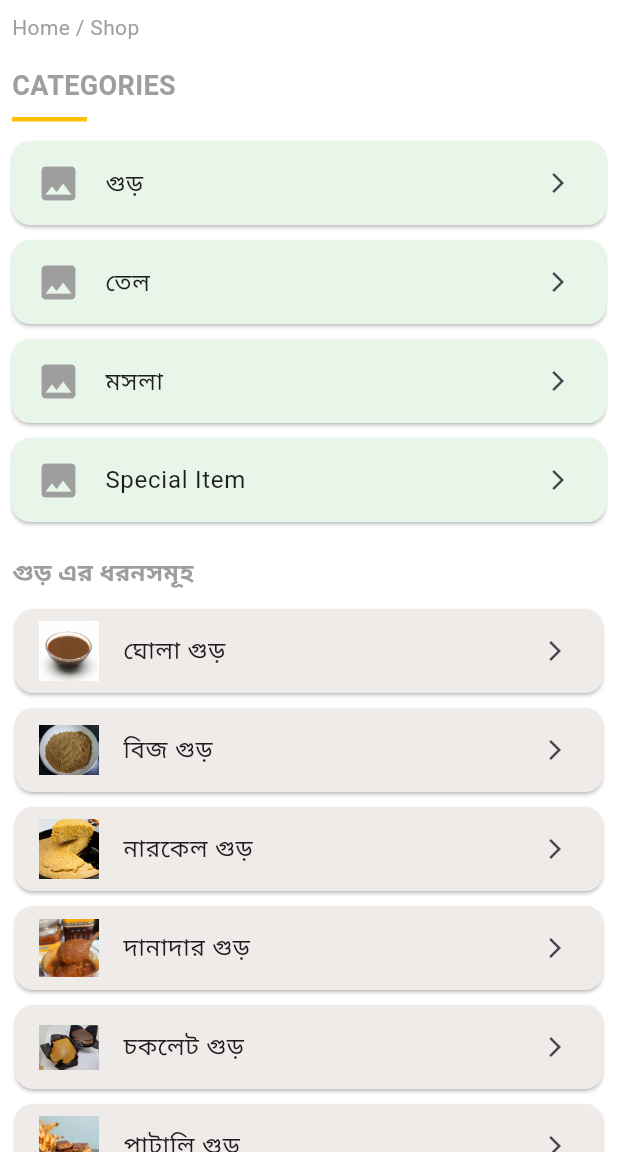
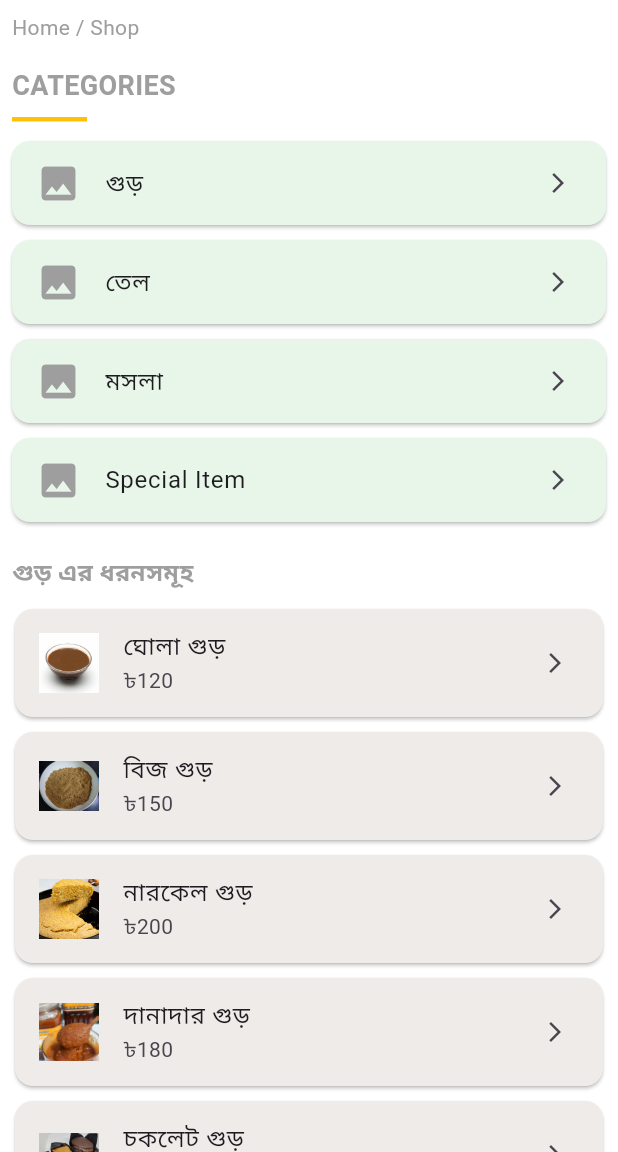
Before and after one commit to desh009/polli_e_commerce_app, a Flutter app: the CategoryScreen screen opened directly, after a tap on "গুড়", on a phone screen of 412 x 824 dp, the part 84-1236 px from its top. Run offline on Flutter 3.47's test engine with Material 3 defaults, Android fonts, the phone set to English and light mode, and no system bars; our stand-ins replace carousel_slider, get, shared_preferences; accounts and stored records are empty; network calls fail.

Commit message:
nothing to say

```diff
--- a/lib/core/screen/category_screen.dart
+++ b/lib/core/screen/category_screen.dart
@@ -3,7 +3,8 @@ import 'package:flutter/material.dart';
 class CategoryScreen extends StatefulWidget {
   final String? initialSelectedCategory; // initial category
 
-  const CategoryScreen({Key? key, this.initialSelectedCategory}) : super(key: key);
+  const CategoryScreen({Key? key, this.initialSelectedCategory})
+    : super(key: key);
 
   @override
   _CategoryScreenState createState() => _CategoryScreenState();
@@ -13,33 +14,78 @@ class _CategoryScreenState extends State<CategoryScreen> {
   final List<String> categories = ['গুড়', 'তেল', 'মসলা', 'Special Item'];
   String? selectedCategory;
 
-  final Map<String, String> gurOptionsWithImage = {
-    'ঘোলা গুড়': 'assets/images/8521_FLEUR_DE_TOFEEWEB.jpg',
-    'বিজ গুড়': 'assets/images/black-urad-laddu-recipe7-min.jpg',
-    'নারকেল গুড়': 'assets/images/vegan-skillet-cornbread-480x480.jpg',
-    'দানাদার গুড়': 'assets/images/_41_frd_1731470695.jpg',
-    'চকলেট গুড়': 'assets/images/Banoffee-Choc.jpg',
-    'পাটালি গুড়': 'assets/images/patali-gur-web.png',
+  final Map<String, Map<String, dynamic>> gurOptions = {
+    'ঘোলা গুড়': {
+      'image': 'assets/images/8521_FLEUR_DE_TOFEEWEB.jpg',
+      'price': 120,
+    },
+    'বিজ গুড়': {
+      'image': 'assets/images/black-urad-laddu-recipe7-min.jpg',
+      'price': 150,
+    },
+    'নারকেল গুড়': {
+      'image': 'assets/images/vegan-skillet-cornbread-480x480.jpg',
+      'price': 200,
+    },
+    'দানাদার গুড়': {
+      'image': 'assets/images/_41_frd_1731470695.jpg',
+      'price': 180,
+    },
+    'চকলেট গুড়': {'image': 'assets/images/Banoffee-Choc.jpg', 'price': 220},
+    'পাটালি গুড়': {'image': 'assets/images/patali-gur-web.png', 'price': 250},
   };
 
-  final Map<String, String> telOptionsWithImage = {
-    'নারকেল তেল': 'assets/images/1731220762-f64714028e196b87c87dbde76bcdeb59.jpg',
-    'সরিষা তেল': 'assets/images/80.jpg',
+  final Map<String, Map<String, dynamic>> telOptionsWithImage = {
+    'নারকেল তেল': {
+      'image': 'assets/images/1731220762-f64714028e196b87c87dbde76bcdeb59.jpg',
+      'price': 350,
+    },
+    'সরিষা তেল': {'image': 'assets/images/80.jpg', 'price': 300},
   };
 
-  final Map<String, String> moslaOptionsWithImage = {
-    'মরিচ': 'assets/images/morich.jpg',
-    'হলুদ': 'assets/images/holud.jpg',
-    'জিরা': 'assets/images/jira.jpg',
-    'ধনিয়া': 'assets/images/dhaniya.jpg',
-    'গরম মশলা': 'assets/images/gorom_mosla.jpg',
+  final Map<String, Map<String, dynamic>> moslaOptionsWithImage = {
+    'মরিচ': {
+      'image': 'assets/images/green-hot-chili-pepper-on-white-photo.jpg',
+      'price': 50,
+    },
+    'হলুদ': {
+      'image':
+          'assets/images/png-clipart-turmeric-curcumin-ras-el-hanout-home-remedy-cancer-turmeric-superfood-therapy-thumbnail.png',
+      'price': 40,
+    },
+    'জিরা': {
+      'image': 'assets/images/pngtree-zira-or-cumin-png-image_13177631.png',
+      'price': 60,
+    },
+    'ধনিয়া': {
+      'image': 'assets/images/coriander-powder-11555924245y9eah152r0.png',
+      'price': 55,
+    },
+    'গরম মশলা': {
+      'image':
+          'assets/images/986-9865897_herbs-and-spices-clipart-transparent-khada-garam-masala.png',
+      'price': 80,
+    },
   };
 
-  final Map<String, String> specialItemOptionsWithImage = {
-    'খোলিসা মধু': 'assets/images/mohu.jpg',
-    'কুমড়ো বরি': 'assets/images/komro.jpg',
-    'ঘি': 'assets/images/ghi.jpg',
-    'চালের গুড়া': 'assets/images/chaler_gura.jpg',
+  final Map<String, Map<String, dynamic>>
+  specialItemOptionsWithImageAndPrice = {
+    'খোলিসা মধু': {'image': 'assets/images/sorisha-modhu.png', 'price': 120},
+    'কুমড়ো বরি': {
+      'image':
+          'assets/images/1cc35ba482-q8iq1pim5akvhcaq4dr2s6sw0f53373d4uuep4udjc.jpg',
+      'price': 80,
+    },
+    'ঘি': {
+      'image':
+          'assets/images/pure-tup-or-desi-ghee-also-known-as-clarified-liquid-butter-free-photo.jpg',
+      'price': 150,
+    },
+    'চালের গুড়া': {
+      'image':
+          'assets/images/free-from-impurities-food-grade-100-pure-whole-wheat-flour-for-making-chapati-974.jpg.jpg',
+      'price': 60,
+    },
   };
 
   TextEditingController minPriceController = TextEditingController();
@@ -58,7 +104,10 @@ class _CategoryScreenState extends State<CategoryScreen> {
         title: const Text('পল্লী স্বাদ'),
         backgroundColor: Colors.green,
         actions: [
-          IconButton(icon: const Icon(Icons.shopping_bag_outlined), onPressed: () {}),
+          IconButton(
+            icon: const Icon(Icons.shopping_bag_outlined),
+            onPressed: () {},
+          ),
         ],
       ),
       body: SingleChildScrollView(
@@ -90,10 +139,11 @@ class _CategoryScreenState extends State<CategoryScreen> {
                     return GridView.builder(
                       shrinkWrap: true,
                       physics: const NeverScrollableScrollPhysics(),
-                      gridDelegate: const SliverGridDelegateWithFixedCrossAxisCount(
-                        crossAxisCount: 3,
-                        childAspectRatio: 3,
-                      ),
+                      gridDelegate:
+                          const SliverGridDelegateWithFixedCrossAxisCount(
+                            crossAxisCount: 3,
+                            childAspectRatio: 3,
+                          ),
                       itemCount: categories.length,
                       itemBuilder: (context, index) {
                         return categoryCard(categories[index]);
@@ -112,10 +162,27 @@ class _CategoryScreenState extends State<CategoryScreen> {
                 },
               ),
             ),
-            if (selectedCategory == 'গুড়') showOptions('গুড় এর ধরনসমূহ', gurOptionsWithImage),
-            if (selectedCategory == 'তেল') showOptions('তেলের ধরনসমূহ', telOptionsWithImage),
-            if (selectedCategory == 'মসলা') showOptions('মসলার ধরনসমূহ', moslaOptionsWithImage),
-            if (selectedCategory == 'Special Item') showOptions('Special Item', specialItemOptionsWithImage),
+            if (selectedCategory == 'গুড়')
+              showOptions(
+                'গুড় এর ধরনসমূহ',
+                gurOptions.cast<String, Map<String, dynamic>>(),
+              ),
+            if (selectedCategory == 'তেল')
+              showOptions(
+                'তেলের ধরনসমূহ',
+                telOptionsWithImage.cast<String, Map<String, dynamic>>(),
+              ),
+            if (selectedCategory == 'মসলা')
+              showOptions(
+                'মসলার ধরনসমূহ',
+                moslaOptionsWithImage.cast<String, Map<String, dynamic>>(),
+              ),
+            if (selectedCategory == 'Special Item')
+              showOptions(
+                'Special Item',
+                specialItemOptionsWithImageAndPrice
+                    .cast<String, Map<String, dynamic>>(),
+              ),
             selectedOptionDisplay(),
             Padding(
               padding: const EdgeInsets.all(8.0),
@@ -215,27 +282,34 @@ class _CategoryScreenState extends State<CategoryScreen> {
     );
   }
 
-  Widget showOptions(String title, Map<String, String> optionsWithImage) {
+  Widget showOptions(String title, Map<String, Map<String, dynamic>> options) {
     return Column(
       crossAxisAlignment: CrossAxisAlignment.start,
       children: [
         Padding(
           padding: const EdgeInsets.all(8.0),
-          child: Text(title, style: const TextStyle(fontSize: 16, fontWeight: FontWeight.bold)),
+          child: Text(
+            title,
+            style: const TextStyle(fontSize: 16, fontWeight: FontWeight.bold),
+          ),
         ),
         ListView.builder(
           shrinkWrap: true,
           physics: const NeverScrollableScrollPhysics(),
-          itemCount: optionsWithImage.length,
+          itemCount: options.length,
           itemBuilder: (context, index) {
-            String optionName = optionsWithImage.keys.elementAt(index);
-            String imagePath = optionsWithImage[optionName]!;
+            String optionName = options.keys.elementAt(index);
+            String imagePath = options[optionName]!['image'];
+            int price = options[optionName]!['price'];
+
             return Card(
               color: Colors.brown.shade50,
               margin: const EdgeInsets.symmetric(horizontal: 10, vertical: 5),
               child: ListTile(
                 leading: Image.asset(imagePath, width: 40, height: 40),
                 title: Text(optionName),
+                subtitle: Text('৳$price'),
+
                 trailing: const Icon(Icons.arrow_forward_ios, size: 16),
                 onTap: () {
                   setState(() {
@@ -252,15 +326,25 @@ class _CategoryScreenState extends State<CategoryScreen> {
 
   Widget selectedOptionDisplay() {
     String? imagePath;
+    int? price;
 
-    if (gurOptionsWithImage.containsKey(selectedCategory)) {
-      imagePath = gurOptionsWithImage[selectedCategory];
+    if (gurOptions.containsKey(selectedCategory)) {
+      imagePath = gurOptions[selectedCategory]!['image'];
+      price = gurOptions[selectedCategory]!['price'];
     } else if (telOptionsWithImage.containsKey(selectedCategory)) {
-      imagePath = telOptionsWithImage[selectedCategory];
+      imagePath = telOptionsWithImage[selectedCategory]!['image'];
+      price = telOptionsWithImage[selectedCategory]!['price'] as int?;
     } else if (moslaOptionsWithImage.containsKey(selectedCategory)) {
-      imagePath = moslaOptionsWithImage[selectedCategory];
-    } else if (specialItemOptionsWithImage.containsKey(selectedCategory)) {
-      imagePath = specialItemOptionsWithImage[selectedCategory];
+      imagePath = moslaOptionsWithImage[selectedCategory]!['image'];
+      price = moslaOptionsWithImage[selectedCategory]!['price'];
+    } else if (specialItemOptionsWithImageAndPrice.containsKey(
+      selectedCategory,
+    )) {
+      imagePath =
+          specialItemOptionsWithImageAndPrice[selectedCategory]!['image'];
+      price =
+          specialItemOptionsWithImageAndPrice[selectedCategory]!['price']
+              as int?;
     }
 
     if (selectedCategory != null && imagePath != null) {
```
Also changed, not shown: assets/images/1cc35ba482-q8iq1pim5akvhcaq4dr2s6sw0f53373d4uuep4udjc.jpg (added), assets/images/986-9865897_herbs-and-spices-clipart-transparent-khada-garam-masala.png (added), assets/images/OIP (1).webp (added), assets/images/coriander-powder-11555924245y9eah152r0.png (added), assets/images/free-from-impurities-food-grade-100-pure-whole-wheat-flour-for-making-chapati-974.jpg (added), assets/images/green-hot-chili-pepper-on-white-photo.jpg (added), assets/images/png-clipart-turmeric-curcumin-ras-el-hanout-home-remedy-cancer-turmeric-superfood-therapy-thumbnail.png (added), assets/images/pngtree-zira-or-cumin-png-image_13177631.png (added), assets/images/pure-tup-or-desi-ghee-also-known-as-clarified-liquid-butter-free-photo.jpg (added), assets/images/sorisha-modhu.png (added).
